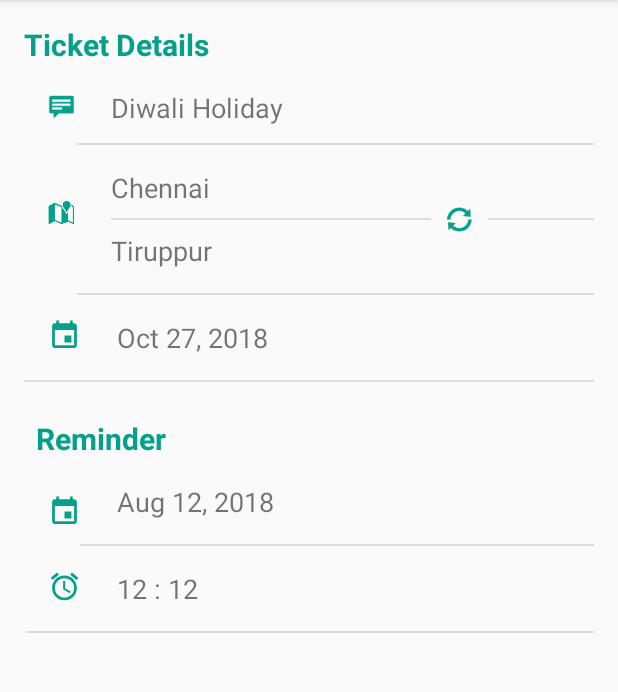
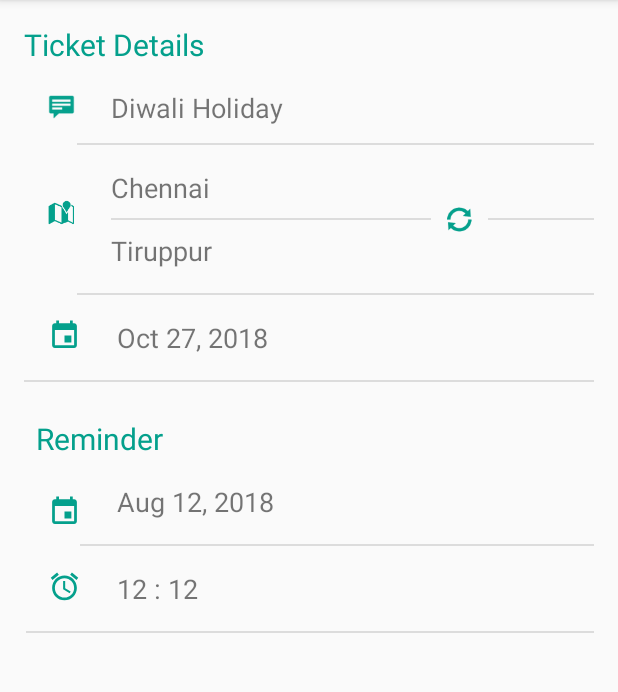
Before and after one commit to dineshvaran/ticket-schedular, an Android app: the screen it shows after launch (DetailActivity), on a phone screen of 412 x 824 dp, the part 84-776 px from its top. Run offline under Robolectric (Android 15) with nearby library versions, the phone set to English and light mode, and no system bars.

Commit message:
detail design updated

```diff
--- a/app/src/main/res/layout/detail.xml
+++ b/app/src/main/res/layout/detail.xml
@@ -14,7 +14,6 @@
         android:layout_height="wrap_content"
         android:text="Ticket Details"
         android:textSize="20sp"
-        android:textStyle="bold"
         app:layout_constraintStart_toStartOf="parent"
         app:layout_constraintTop_toTopOf="parent" />
 
@@ -119,7 +118,6 @@
         android:layout_marginTop="24dp"
         android:text="Reminder"
         android:textSize="20sp"
-        android:textStyle="bold"
         app:layout_constraintStart_toStartOf="parent"
         app:layout_constraintTop_toBottomOf="@+id/divider4" />
 
```
